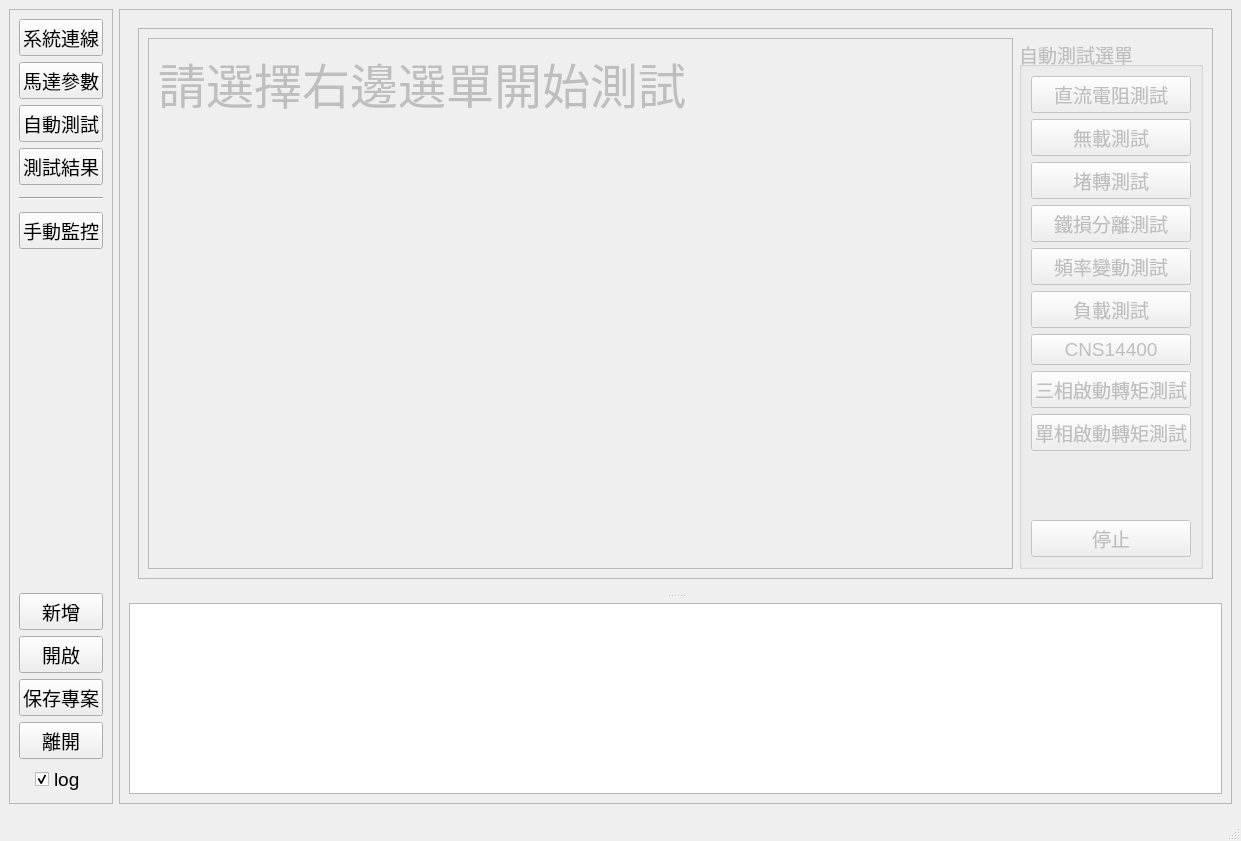
Before: the Qt Designer form gui/ui/main.ui in zhao-rui-NB/motor-characteristic-test, drawn with Qt 5.
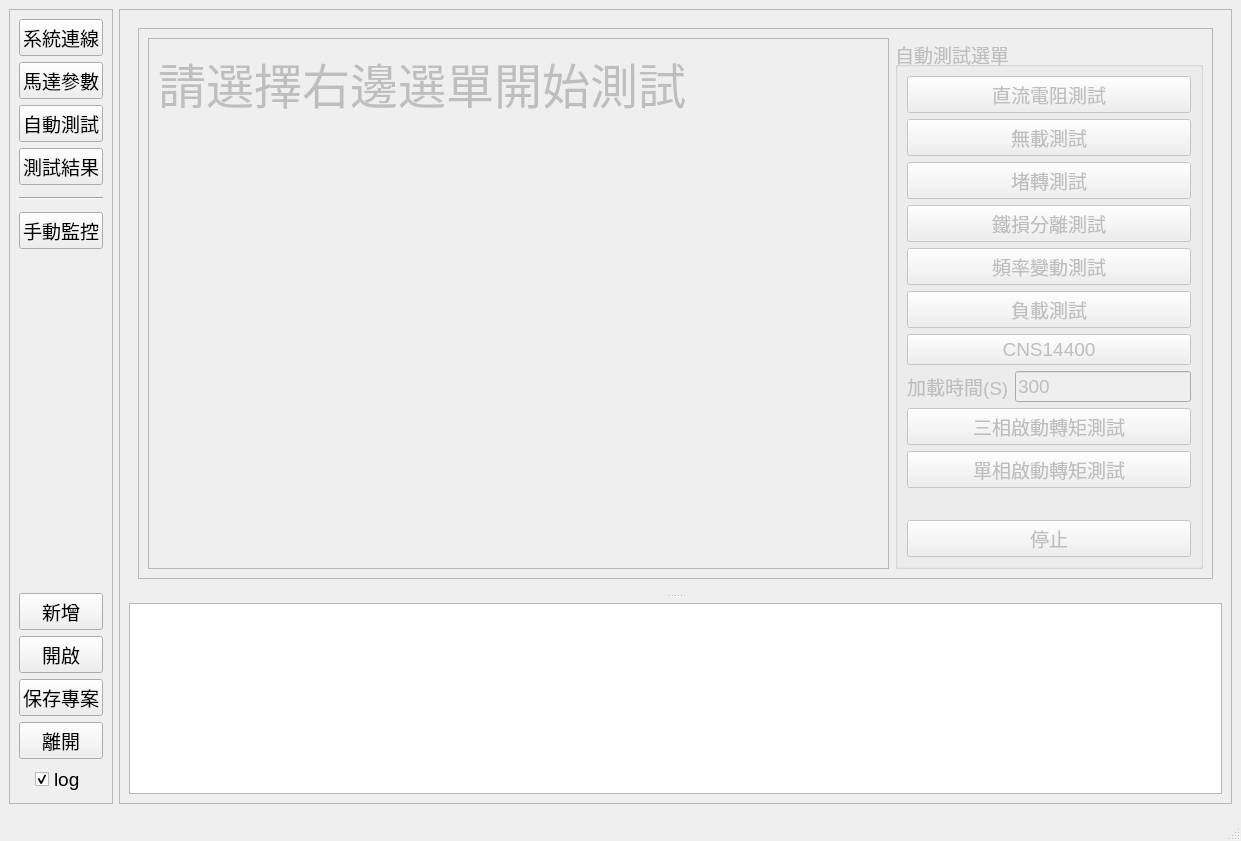
After: the same form once the commit is applied. Custom widgets are drawn as their Qt base class.

Commit message: add cns step time

```diff
--- a/gui/ui/main.ui
+++ b/gui/ui/main.ui
@@ -1207,6 +1207,24 @@
                      </property>
                     </widget>
                    </item>
+                   <item>
+                    <layout class="QHBoxLayout" name="horizontalLayout_9">
+                     <item>
+                      <widget class="QLabel" name="label_71">
+                       <property name="text">
+                        <string>加載時間(S)</string>
+                       </property>
+                      </widget>
+                     </item>
+                     <item>
+                      <widget class="QLineEdit" name="lineEdit_cns_step_time">
+                       <property name="text">
+                        <string>300</string>
+                       </property>
+                      </widget>
+                     </item>
+                    </layout>
+                   </item>
                    <item>
                     <widget class="QPushButton" name="btn_three_phase_start_torque_test">
                      <property name="text">
```
Left out of the diff: 4 changed lines with no effect on the pictures. The commit also changes 4 other files.
